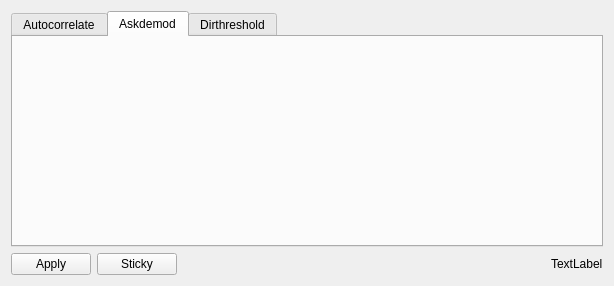
Old version of the form client/ui/overlays.ui in the repository RfidResearchGroup/proxmark3.
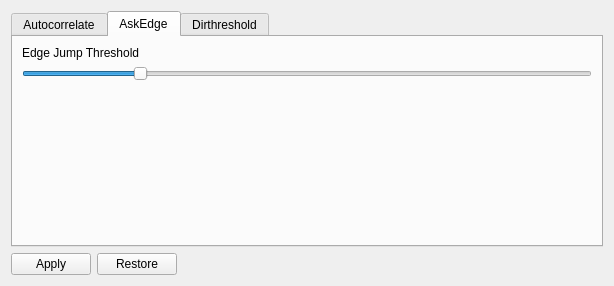
New version of the form. The open tabs and pages were chosen to show the change.

Commit message: some QT problems..

What changed in the file:
```diff
--- a/client/ui/overlays.ui
+++ b/client/ui/overlays.ui
@@ -78,8 +78,60 @@
      </widget>
      <widget class="QWidget" name="tab_3">
       <attribute name="title">
-       <string>Askdemod</string>
+       <string>AskEdge</string>
       </attribute>
+      <layout class="QVBoxLayout" name="verticalLayout_4">
+       <item>
+        <layout class="QFormLayout" name="formLayout_4">
+         <property name="bottomMargin">
+          <number>0</number>
+         </property>
+         <item row="0" column="0">
+          <widget class="QLabel" name="label_8">
+           <property name="text">
+            <string>Edge Jump Threshold</string>
+           </property>
+          </widget>
+         </item>
+         <item row="0" column="1">
+          <widget class="QLabel" name="label_9">
+           <property name="text">
+            <string/>
+           </property>
+          </widget>
+         </item>
+        </layout>
+       </item>
+       <item>
+        <widget class="QSlider" name="horizontalSlider_askedge">
+         <property name="minimum">
+          <number>5</number>
+         </property>
+         <property name="maximum">
+          <number>80</number>
+         </property>
+         <property name="value">
+          <number>20</number>
+         </property>
+         <property name="orientation">
+          <enum>Qt::Horizontal</enum>
+         </property>
+        </widget>
+       </item>
+       <item>
+        <spacer name="verticalSpacer_3">
+         <property name="orientation">
+          <enum>Qt::Vertical</enum>
+         </property>
+         <property name="sizeHint" stdset="0">
+          <size>
+           <width>20</width>
+           <height>40</height>
+          </size>
+         </property>
+        </spacer>
+       </item>
+      </layout>
      </widget>
      <widget class="QWidget" name="tab_2">
       <attribute name="title">
@@ -174,7 +226,7 @@
      <item>
       <widget class="QPushButton" name="pushButton_sticky">
        <property name="text">
-        <string>Sticky</string>
+        <string>Restore</string>
        </property>
       </widget>
      </item>
@@ -194,7 +246,7 @@
      <item>
       <widget class="QLabel" name="label_4">
        <property name="text">
-        <string>TextLabel</string>
+        <string/>
        </property>
       </widget>
      </item>
```
Left out of the diff: 48 changed lines with no effect on the pictures.
